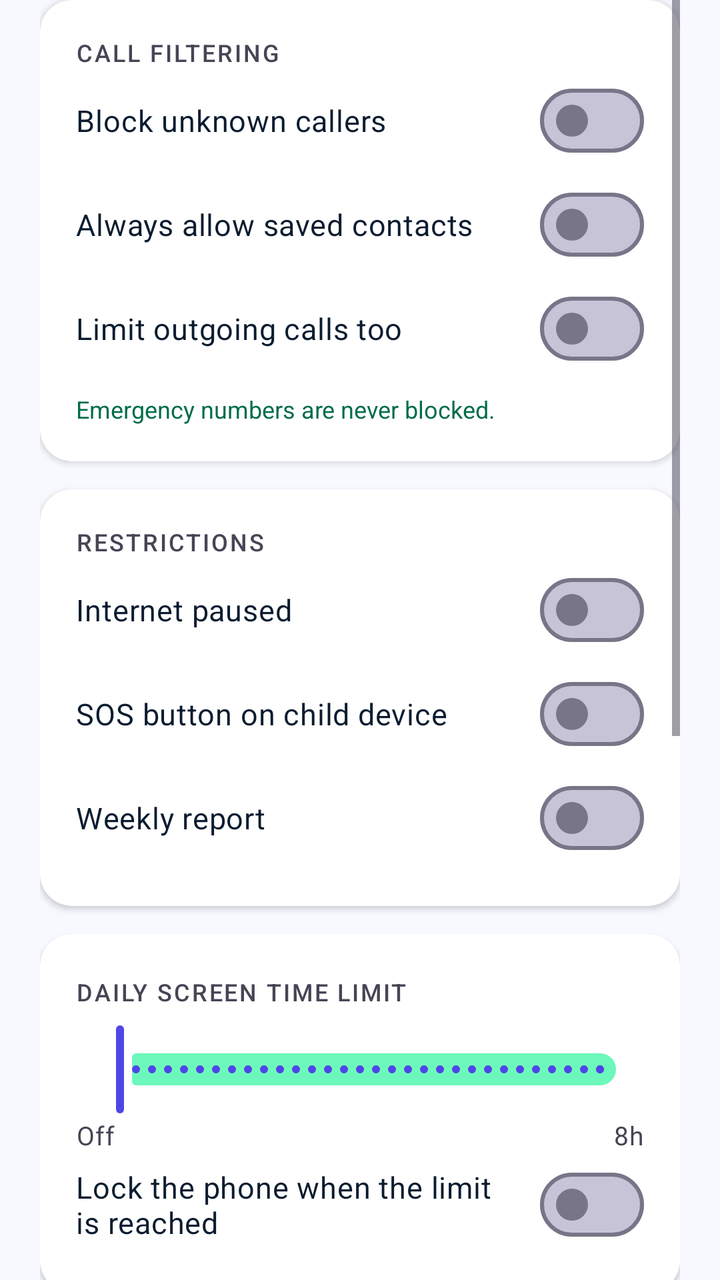
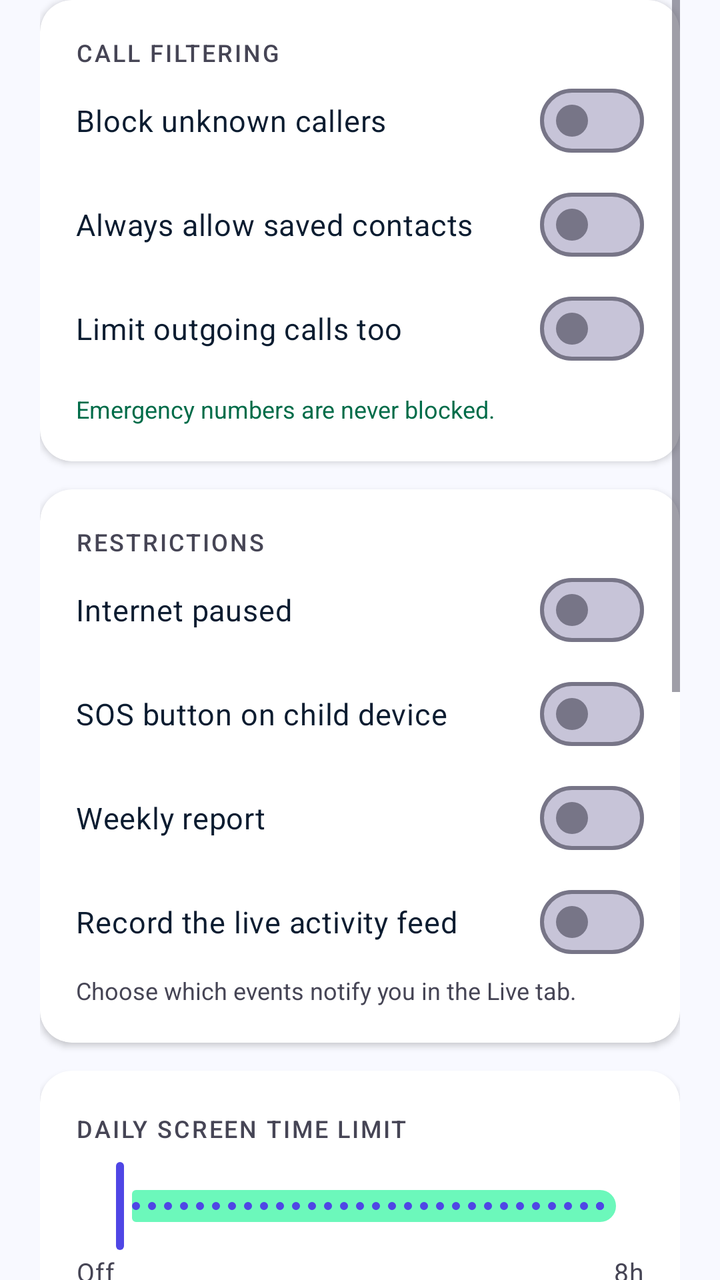

Compare the two renders of this Android layout. The source of the first and the diff that turns it into the second are given below.
<!-- AndroidManifest.xml: application theme Theme.BeaverGuardian -->
<!-- res/layout/fragment_settings_tab.xml -->
<?xml version="1.0" encoding="utf-8"?>
<ScrollView xmlns:android="http://schemas.android.com/apk/res/android"
    android:layout_width="match_parent" android:layout_height="match_parent"
    android:clipToPadding="false"
    android:paddingStart="20dp" android:paddingEnd="20dp" android:paddingBottom="20dp">
    <LinearLayout android:layout_width="match_parent" android:layout_height="wrap_content"
        android:orientation="vertical">

        
        <androidx.cardview.widget.CardView style="@style/Card.Guardian"
            android:layout_width="match_parent" android:layout_height="wrap_content">
            <LinearLayout android:layout_width="match_parent" android:layout_height="wrap_content"
                android:orientation="vertical" android:padding="18dp">
                <TextView style="@style/Text.SectionLabel" android:layout_width="wrap_content"
                    android:layout_height="wrap_content" android:text="Call filtering" />
                <com.google.android.material.materialswitch.MaterialSwitch
                    android:id="@+id/swCallFilter" style="@style/Switch.Guardian"
                    android:layout_width="match_parent" android:layout_height="wrap_content"
                    android:text="Block unknown callers" />
                <com.google.android.material.materialswitch.MaterialSwitch
                    android:id="@+id/swAllowContacts" style="@style/Switch.Guardian"
                    android:layout_width="match_parent" android:layout_height="wrap_content"
                    android:text="Always allow saved contacts" />
                <com.google.android.material.materialswitch.MaterialSwitch
                    android:id="@+id/swOutgoing" style="@style/Switch.Guardian"
                    android:layout_width="match_parent" android:layout_height="wrap_content"
                    android:text="Limit outgoing calls too" />
                <TextView android:layout_width="match_parent" android:layout_height="wrap_content"
                    android:text="Emergency numbers are never blocked."
                    android:textSize="12sp" android:textColor="@color/secondary_dark"
                    android:paddingTop="6dp" />
            </LinearLayout>
        </androidx.cardview.widget.CardView>

        
        <androidx.cardview.widget.CardView style="@style/Card.Guardian"
            android:layout_width="match_parent" android:layout_height="wrap_content">
            <LinearLayout android:layout_width="match_parent" android:layout_height="wrap_content"
                android:orientation="vertical" android:padding="18dp">
                <TextView style="@style/Text.SectionLabel" android:layout_width="wrap_content"
                    android:layout_height="wrap_content" android:text="Restrictions" />
                <com.google.android.material.materialswitch.MaterialSwitch
                    android:id="@+id/swInternet" style="@style/Switch.Guardian"
                    android:layout_width="match_parent" android:layout_height="wrap_content"
                    android:text="Internet paused" />
                <com.google.android.material.materialswitch.MaterialSwitch
                    android:id="@+id/swSos" style="@style/Switch.Guardian"
                    android:layout_width="match_parent" android:layout_height="wrap_content"
                    android:text="SOS button on child device" />
                <com.google.android.material.materialswitch.MaterialSwitch
                    android:id="@+id/swWeekly" style="@style/Switch.Guardian"
                    android:layout_width="match_parent" android:layout_height="wrap_content"
                    android:text="Weekly report" />
            </LinearLayout>
        </androidx.cardview.widget.CardView>

        
        <androidx.cardview.widget.CardView style="@style/Card.Guardian"
            android:layout_width="match_parent" android:layout_height="wrap_content">
            <LinearLayout android:layout_width="match_parent" android:layout_height="wrap_content"
                android:orientation="vertical" android:padding="18dp">
                <LinearLayout android:layout_width="match_parent" android:layout_height="wrap_content"
                    android:orientation="horizontal" android:gravity="center_vertical">
                    <TextView style="@style/Text.SectionLabel" android:layout_width="0dp"
                        android:layout_weight="1" android:layout_height="wrap_content"
                        android:text="Daily screen time limit" />
                    <TextView android:id="@+id/tvLimitValue" android:layout_width="wrap_content"
                        android:layout_height="wrap_content" android:textSize="16sp"
                        android:textStyle="bold" android:textColor="@color/primary" />
                </LinearLayout>
                <com.google.android.material.slider.Slider android:id="@+id/sliderLimit"
                    android:layout_width="match_parent" android:layout_height="wrap_content"
                    android:valueFrom="0" android:valueTo="480" android:stepSize="15"
                    android:layout_marginTop="4dp" />
                <LinearLayout android:layout_width="match_parent" android:layout_height="wrap_content"
                    android:orientation="horizontal">
                    <TextView style="@style/Text.Caption" android:layout_width="0dp"
                        android:layout_weight="1" android:layout_height="wrap_content"
                        android:text="Off" />
                    <TextView style="@style/Text.Caption" android:layout_width="wrap_content"
                        android:layout_height="wrap_content" android:text="8h" />
                </LinearLayout>
                <com.google.android.material.materialswitch.MaterialSwitch
                    android:id="@+id/swLockAtLimit" style="@style/Switch.Guardian"
                    android:layout_width="match_parent" android:layout_height="wrap_content"
                    android:text="Lock the phone when the limit is reached" />
            </LinearLayout>
        </androidx.cardview.widget.CardView>

        
        <androidx.cardview.widget.CardView style="@style/Card.Guardian"
            android:layout_width="match_parent" android:layout_height="wrap_content">
            <LinearLayout android:layout_width="match_parent" android:layout_height="wrap_content"
                android:orientation="vertical" android:padding="18dp">
                <TextView style="@style/Text.SectionLabel" android:layout_width="wrap_content"
                    android:layout_height="wrap_content" android:text="Apps on the child phone" />
                <EditText android:id="@+id/etAppSearch"
                    android:layout_width="match_parent" android:layout_height="wrap_content"
                    android:hint="Search apps" android:inputType="text" android:maxLines="1"
                    android:background="@color/surface_container_low" android:padding="12dp"
                    android:textSize="14sp" android:textColor="@color/on_surface"
                    android:layout_marginTop="10dp" android:importantForAutofill="no" />
                <TextView android:id="@+id/tvAppsHint" style="@style/Text.Caption"
                    android:layout_width="match_parent" android:layout_height="wrap_content"
                    android:paddingTop="8dp" />
                <LinearLayout android:id="@+id/appsHost"
                    android:layout_width="match_parent" android:layout_height="wrap_content"
                    android:orientation="vertical" android:paddingTop="8dp" />
            </LinearLayout>
        </androidx.cardview.widget.CardView>

        
        <androidx.cardview.widget.CardView style="@style/Card.Guardian"
            android:layout_width="match_parent" android:layout_height="wrap_content">
            <LinearLayout android:layout_width="match_parent" android:layout_height="wrap_content"
                android:orientation="vertical" android:padding="18dp">
                <TextView style="@style/Text.SectionLabel" android:layout_width="wrap_content"
                    android:layout_height="wrap_content" android:text="Alerts" />
                <TextView android:id="@+id/tvNotifState" style="@style/Text.Body"
                    android:layout_width="match_parent" android:layout_height="wrap_content"
                    android:textSize="14sp" android:paddingTop="8dp" />
                <Button android:id="@+id/btnNotifSettings" style="@style/Button.Outline"
                    android:layout_width="match_parent" android:layout_height="wrap_content"
                    android:text="Notification settings" android:layout_marginTop="10dp" />
            </LinearLayout>
        </androidx.cardview.widget.CardView>

        <Button android:id="@+id/btnAdvanced" style="@style/Button.Outline"
            android:layout_width="match_parent" android:layout_height="wrap_content"
            android:text="Numbers, safe zones and schedule" android:layout_marginBottom="10dp" />

        <Button android:id="@+id/btnAbout" style="@style/Button.Text"
            android:layout_width="match_parent" android:layout_height="wrap_content"
            android:text="About" />
    </LinearLayout>
</ScrollView>
<!-- resources referenced by this layout -->
<resources>
  <color name="on_surface">#0B1C30</color>
  <color name="primary">#4F46E5</color>
  <color name="secondary_dark">#006C49</color>
  <color name="surface_container_low">#EFF4FF</color>
  <style name="Button.Outline" parent="Widget.Material3.Button.OutlinedButton">
          <item name="android:fontFamily">sans-serif-medium</item>
          <item name="android:textColor">@color/primary</item>
          <item name="strokeColor">@color/primary</item>
          <item name="cornerRadius">24dp</item>
          <item name="android:minHeight">52dp</item>
          <item name="android:textSize">15sp</item>
          <item name="android:textAllCaps">false</item>
          <item name="iconTint">@color/primary</item>
      </style>
  <style name="Button.Text" parent="Widget.Material3.Button.TextButton">
          <item name="android:fontFamily">sans-serif-medium</item>
          <item name="android:textColor">@color/primary</item>
          <item name="android:textAllCaps">false</item>
          <item name="android:textSize">14sp</item>
      </style>
  <style name="Card.Guardian" parent="Widget.Material3.CardView.Elevated">
          <item name="cardCornerRadius">16dp</item>
          <item name="cardElevation">2dp</item>
          <item name="cardBackgroundColor">@color/surface_card</item>
          <item name="android:layout_marginBottom">14dp</item>
      </style>
  <style name="Switch.Guardian" parent="Widget.Material3.CompoundButton.MaterialSwitch">
          <item name="android:fontFamily">sans-serif</item>
          <item name="android:textColor">@color/on_surface</item>
          <item name="android:textSize">15sp</item>
          <item name="android:minHeight">52dp</item>
          <item name="thumbTint">@color/switch_thumb</item>
          <item name="trackTint">@color/switch_track</item>
      </style>
  <style name="Text.Body" parent="TextAppearance.Material3.BodyMedium">
          <item name="android:fontFamily">sans-serif</item>
          <item name="android:textSize">16sp</item>
          <item name="android:textColor">@color/on_surface</item>
          <item name="android:lineSpacingExtra">4sp</item>
      </style>
  <style name="Text.Caption" parent="TextAppearance.Material3.BodySmall">
          <item name="android:fontFamily">sans-serif</item>
          <item name="android:textSize">13sp</item>
          <item name="android:textColor">@color/on_surface_variant</item>
      </style>
  <style name="Text.SectionLabel" parent="TextAppearance.Material3.LabelSmall">
          <item name="android:fontFamily">sans-serif-medium</item>
          <item name="android:textSize">12sp</item>
          <item name="android:textColor">@color/on_surface_variant</item>
          <item name="android:letterSpacing">0.08</item>
          <item name="android:textAllCaps">true</item>
      </style>
  <color name="surface_card">#FFFFFF</color>
  <color name="on_surface_variant">#464555</color>
  <color name="on_primary">#FFFFFF</color>
  <color name="primary_container">#E2DFFF</color>
  <color name="on_primary_container">#0F0069</color>
  <color name="secondary">#10B981</color>
  <color name="on_secondary">#FFFFFF</color>
  <color name="secondary_container">#6CF8BB</color>
  <color name="on_secondary_container">#00714D</color>
  <color name="tertiary">#F59E0B</color>
  <color name="on_tertiary">#FFFFFF</color>
  <color name="error">#BA1A1A</color>
  <color name="on_error">#FFFFFF</color>
  <color name="background">#F8F9FF</color>
  <color name="outline">#777587</color>
  <!-- unchanged entries left out for length: 1 -->
</resources>

<!-- the commit's change to res/layout/fragment_settings_tab.xml (unified diff, before → after) -->
@@ -51,6 +51,13 @@
                     android:id="@+id/swWeekly" style="@style/Switch.Guardian"
                     android:layout_width="match_parent" android:layout_height="wrap_content"
                     android:text="Weekly report" />
+                <com.google.android.material.materialswitch.MaterialSwitch
+                    android:id="@+id/swFeed" style="@style/Switch.Guardian"
+                    android:layout_width="match_parent" android:layout_height="wrap_content"
+                    android:text="Record the live activity feed" />
+                <TextView android:layout_width="match_parent" android:layout_height="wrap_content"
+                    android:text="Choose which events notify you in the Live tab."
+                    android:textSize="12sp" android:textColor="@color/on_surface_variant" />
             </LinearLayout>
         </androidx.cardview.widget.CardView>
 
